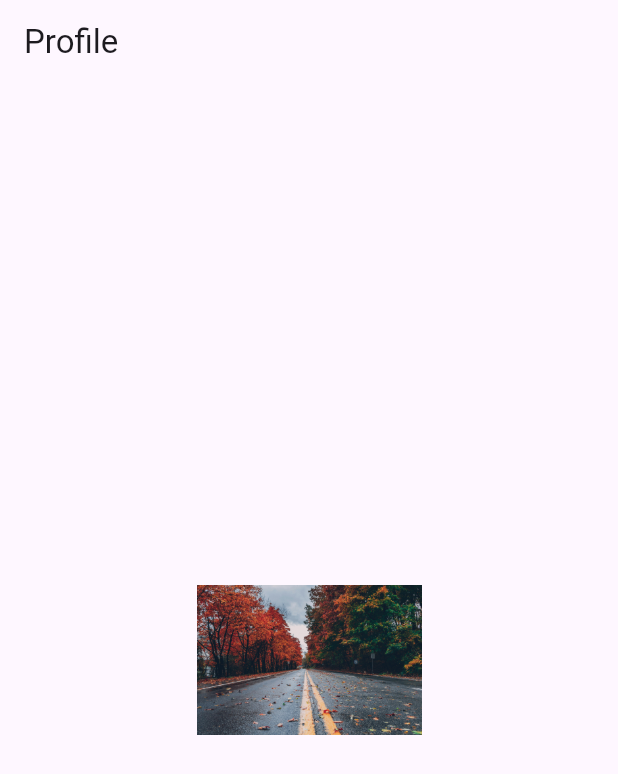
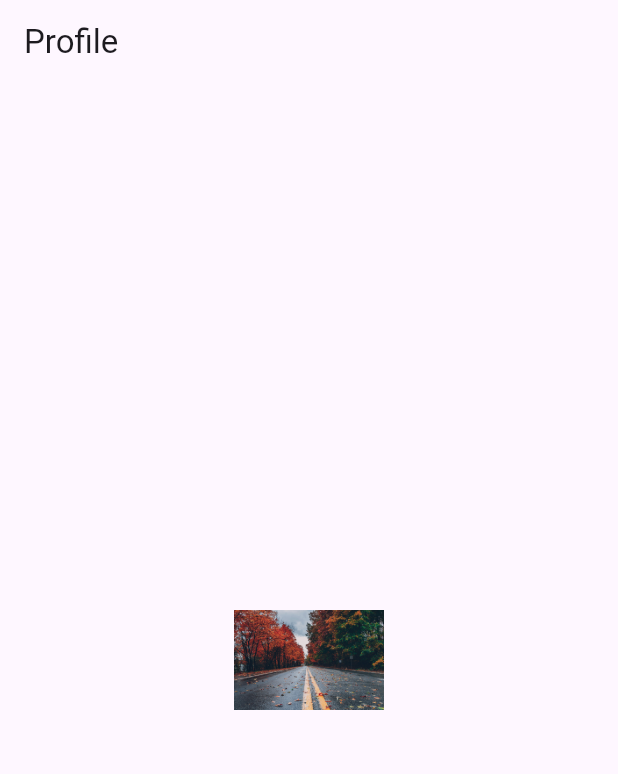
Before and after one commit to sup0808/Flutter_firstapp, a Flutter app: the screen it shows after launch, on a phone screen of 412 x 824 dp. Shown: the top 774 px of the screen. Run offline on Flutter 3.47's test engine with Material 3 defaults, Android fonts, the phone set to English and light mode, and no system bars; our stand-ins replace font_awesome_flutter, shared_preferences.

Commit message:
FlutterAnimation example

```diff
--- a/lib/ProfileScreen.dart
+++ b/lib/ProfileScreen.dart
@@ -6,19 +6,36 @@ import 'package:shared_preferences/shared_preferences.dart';
 class ProfileScreen extends StatefulWidget {
   String? userName;
 
+
+
   ProfileScreen(this.userName);
 
   @override
   State<ProfileScreen> createState() => _ProfilescreenState();
 }
 
-class _ProfilescreenState extends State<ProfileScreen> {
+class _ProfilescreenState extends State<ProfileScreen>
+    with SingleTickerProviderStateMixin {
   String? name;
   String? password;
+
+  late Animation animation;
+  late AnimationController animationController;
 
   @override
   void initState() {
     super.initState();
+    animationController = AnimationController(vsync: this,duration: Duration(seconds: 4));
+    animation = Tween(begin: 200.0,end: 100.0).animate(animationController);
+
+    animationController.addListener((){
+      print(animation.value);
+      setState(() {
+
+      });
+    });
+
+    animationController.forward();
     getValue();
   }
 
@@ -30,7 +47,8 @@ class _ProfilescreenState extends State<ProfileScreen> {
       ),
       body: Center(
         child: Container(
-            width: 300,
+            width: animation.value,
+            height: animation.value,
             child:
                 Column(mainAxisAlignment: MainAxisAlignment.center, children: [
               /* Text("Welcome ${widget.userName}", style: TextStyle(fontSize: 24),),
```
